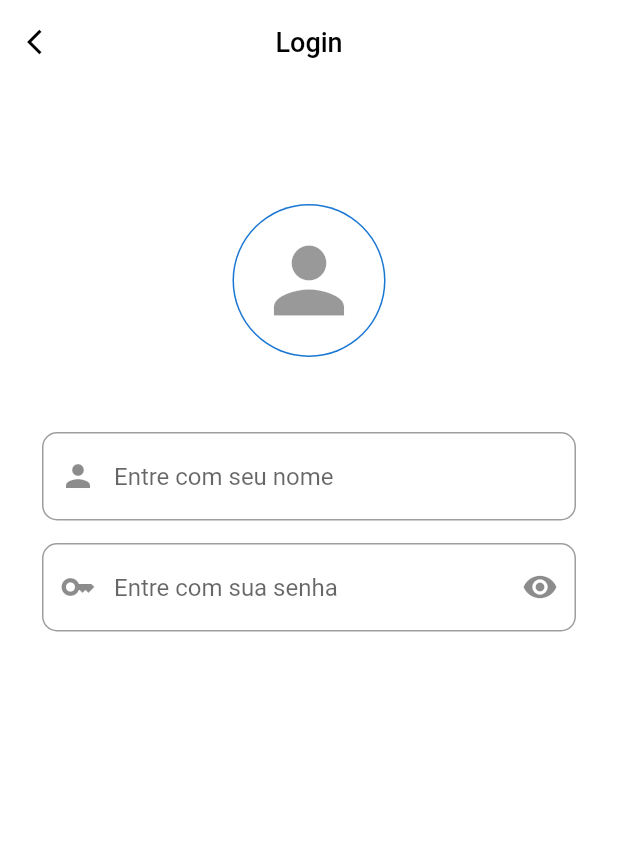
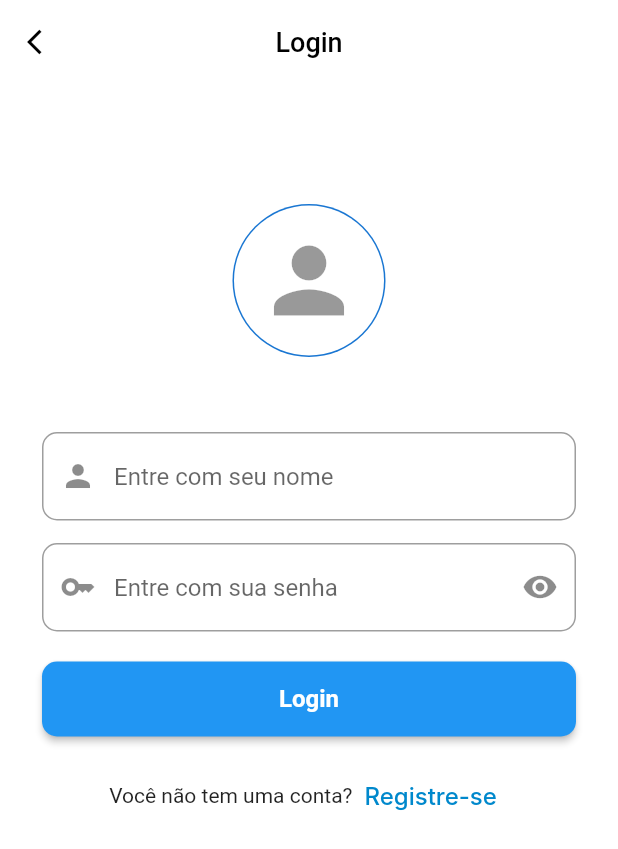
Before and after one commit to ulisseshen/mobile_dev, a Flutter app: the screen it shows after launch, on a phone screen of 412 x 824 dp. Shown: the top 849 px of the screen. Run offline on Flutter 3.47's test engine with Material 2 defaults, Android fonts, the phone set to English and light mode, and no system bars; Roboto replaces fonts that are missing (Inter).

Commit message:
finalizado login_page

```diff
--- a/flutter/layout_login/lib/src/pages/login_page.dart
+++ b/flutter/layout_login/lib/src/pages/login_page.dart
@@ -68,6 +68,38 @@ class LoginPage extends StatelessWidget {
                     borderRadius: BorderRadius.circular(10)),
                 hintText: "Entre com sua senha",
               ),
+            ),
+            const SizedBox(height: 20),
+            ElevatedButton(
+              style: ElevatedButton.styleFrom(
+                minimumSize: const Size(double.infinity, 50),
+                shape: RoundedRectangleBorder(
+                  borderRadius: BorderRadius.circular(10),
+                ),
+              ),
+              onPressed: () {},
+              child: const Text('Login',
+                  style: TextStyle(fontSize: 16, fontWeight: FontWeight.w700)),
+            ),
+            const SizedBox(height: 15),
+            Row(
+              mainAxisAlignment: MainAxisAlignment.center,
+              children: [
+                const Text(
+                  'Você não tem uma conta?',
+                ),
+                TextButton(
+                    onPressed: () {},
+                    child: const Text(
+                      'Registre-se',
+                      style: TextStyle(
+                        color: Color(0xff0088CC),
+                        fontWeight: FontWeight.w500,
+                        fontSize: 16,
+                        fontFamily: 'Inter',
+                      ),
+                    ))
+              ],
             )
           ],
         ),
```
